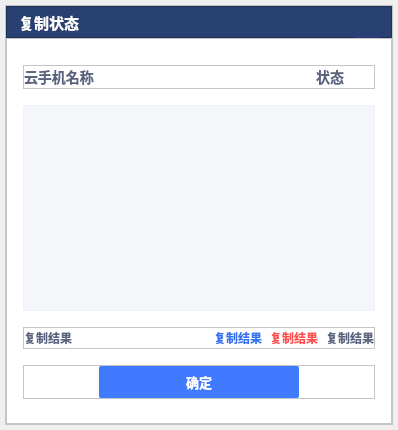
Above: recentcopystatusdialog.ui from ZhouMei20220810/TEST before the change. Below: the same form after it.
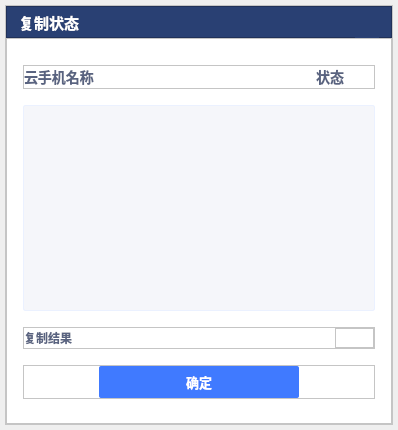
That is the form after the change. Icons and pictures are not drawn.

Commit message: 复制状态窗口，支持move和边框，状态文字自适应，当前显示一条记录ok

The edit to the form file:
```diff
--- a/recentcopystatusdialog.ui
+++ b/recentcopystatusdialog.ui
@@ -582,33 +582,108 @@
              </spacer>
             </item>
             <item>
+             <widget class="QFrame" name="frame_7">
+              <property name="minimumSize">
+               <size>
+                <width>0</width>
+                <height>0</height>
+               </size>
+              </property>
+              <property name="frameShape">
+               <enum>QFrame::StyledPanel</enum>
+              </property>
+              <property name="frameShadow">
+               <enum>QFrame::Raised</enum>
+              </property>
+              <layout class="QHBoxLayout" name="horizontalLayout_6">
+               <property name="spacing">
+                <number>8</number>
+               </property>
+               <property name="leftMargin">
+                <number>0</number>
+               </property>
+               <property name="topMargin">
+                <number>0</number>
+               </property>
+               <property name="rightMargin">
+                <number>0</number>
+               </property>
+               <property name="bottomMargin">
+                <number>0</number>
+               </property>
+               <item>
              <widget class="QLabel" name="labelSuccess">
+                 <property name="minimumSize">
+                  <size>
+                   <width>0</width>
+                   <height>0</height>
+                  </size>
+                 </property>
+                 <property name="font">
+                  <font>
+                   <pointsize>-1</pointsize>
+                   <bold>true</bold>
+                  </font>
+                 </property>
               <property name="styleSheet">
                <string notr="true">color:#3071F2;font-size:12px;font-weight:bold;</string>
               </property>
               <property name="text">
-               <string>复制结果</string>
+                  <string/>
+                 </property>
+                 <property name="scaledContents">
+                  <bool>false</bool>
+                 </property>
+                 <property name="alignment">
+                  <set>Qt::AlignRight|Qt::AlignTrailing|Qt::AlignVCenter</set>
               </property>
              </widget>
             </item>
             <item>
              <widget class="QLabel" name="labelFailed">
+                 <property name="minimumSize">
+                  <size>
+                   <width>0</width>
+                   <height>0</height>
+                  </size>
+                 </property>
               <property name="styleSheet">
                <string notr="true">color:#FF4D4D;font-size:12px;font-weight:bold;</string>
               </property>
               <property name="text">
-               <string>复制结果</string>
+                  <string/>
+                 </property>
+                 <property name="scaledContents">
+                  <bool>false</bool>
+                 </property>
+                 <property name="alignment">
+                  <set>Qt::AlignRight|Qt::AlignTrailing|Qt::AlignVCenter</set>
               </property>
              </widget>
             </item>
             <item>
              <widget class="QLabel" name="labelNoContent">
+                 <property name="minimumSize">
+                  <size>
+                   <width>0</width>
+                   <height>0</height>
+                  </size>
+                 </property>
               <property name="styleSheet">
                <string notr="true">color:#596380;font-size:12px;font-weight:bold;</string>
               </property>
               <property name="text">
-               <string>复制结果</string>
-              </property>
+                  <string/>
+                 </property>
+                 <property name="scaledContents">
+                  <bool>false</bool>
+                 </property>
+                 <property name="alignment">
+                  <set>Qt::AlignRight|Qt::AlignTrailing|Qt::AlignVCenter</set>
+                 </property>
+                </widget>
+               </item>
+              </layout>
              </widget>
             </item>
            </layout>
```
Left out of the diff: 6 changed lines with no effect on the pictures. Lines whose indentation alone changed are shown as unchanged. The commit also changes 2 other files.
